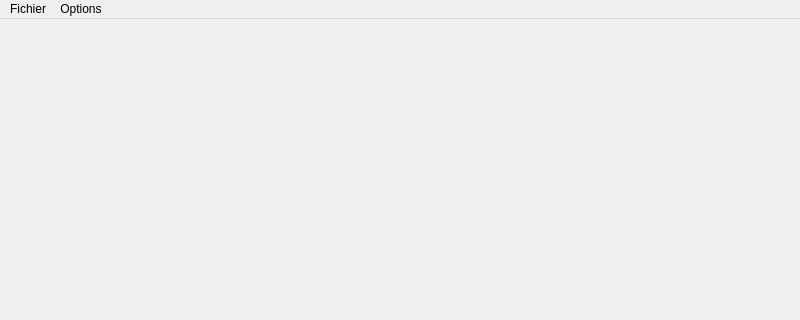
First picture: the form in src/interface/mainwindow.ui, repository StephaneBranly/LO21-RPN-Calculator, before the edit; both pictures show x 0 to 800 and y 0 to 320 of the 800 by 600 pixel window.
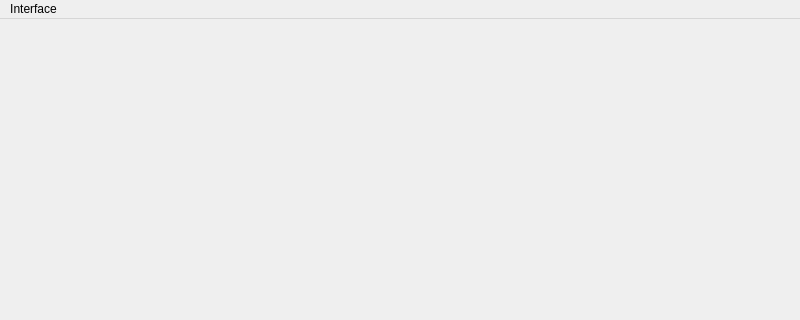
Second picture: the form after the edit.

What changed in the file:
```diff
--- a/src/interface/mainwindow.ui
+++ b/src/interface/mainwindow.ui
@@ -36,9 +36,9 @@
      <height>22</height>
     </rect>
    </property>
-   <widget class="QMenu" name="menuFichier">
+   <widget class="QMenu" name="menuInterface">
     <property name="title">
-     <string>Fichier</string>
+     <string>Interface</string>
     </property>
     <widget class="QMenu" name="menuNouveau">
      <property name="title">
@@ -58,13 +58,7 @@
     <addaction name="actionOuvrir"/>
     <addaction name="menuSauvegarder"/>
    </widget>
-   <widget class="QMenu" name="menuOptions">
-    <property name="title">
-     <string>Options</string>
-    </property>
-   </widget>
-   <addaction name="menuFichier"/>
-   <addaction name="menuOptions"/>
+   <addaction name="menuInterface"/>
   </widget>
   <action name="actionOuvrir_contexte">
    <property name="text">
```
Left out of the diff: 59 changed lines with no effect on the pictures.
